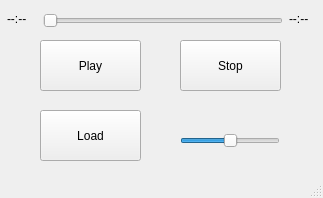
Qt form main.ui (XorgMC/fastcut) before a commit.
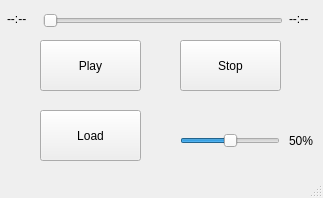
The same form after that commit.

Commit message: feat: Add volume percentage indicator

```diff
--- a/main.ui
+++ b/main.ui
@@ -111,6 +111,19 @@
      <string>--:--</string>
     </property>
    </widget>
+   <widget class="QLabel" name="lbVol">
+    <property name="geometry">
+     <rect>
+      <x>289</x>
+      <y>133</y>
+      <width>31</width>
+      <height>16</height>
+     </rect>
+    </property>
+    <property name="text">
+     <string>50%</string>
+    </property>
+   </widget>
   </widget>
   <widget class="QMenuBar" name="menubar">
    <property name="geometry">
```
The commit also changes 1 other file.
